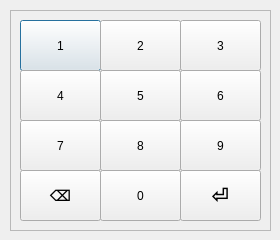
This is flowscale/forms/keypad.ui in sigurgeirg/sandbox as Qt 5 draws it before an edit. The edited form follows.
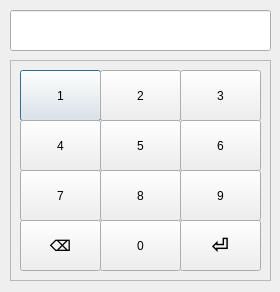
This is the edited form.

```diff
--- a/flowscale/forms/keypad.ui
+++ b/flowscale/forms/keypad.ui
@@ -7,7 +7,7 @@
     <x>0</x>
     <y>0</y>
     <width>280</width>
-    <height>240</height>
+    <height>292</height>
    </rect>
   </property>
   <property name="windowTitle">
@@ -17,7 +17,7 @@
    <property name="geometry">
     <rect>
      <x>10</x>
-     <y>10</y>
+     <y>60</y>
      <width>261</width>
      <height>221</height>
     </rect>
@@ -199,6 +199,23 @@
     </property>
    </widget>
   </widget>
+  <widget class="QLineEdit" name="display">
+   <property name="geometry">
+    <rect>
+     <x>10</x>
+     <y>10</y>
+     <width>261</width>
+     <height>41</height>
+    </rect>
+   </property>
+   <property name="font">
+    <font>
+     <pointsize>20</pointsize>
+     <weight>75</weight>
+     <bold>true</bold>
+    </font>
+   </property>
+  </widget>
  </widget>
  <resources/>
  <connections/>
```
